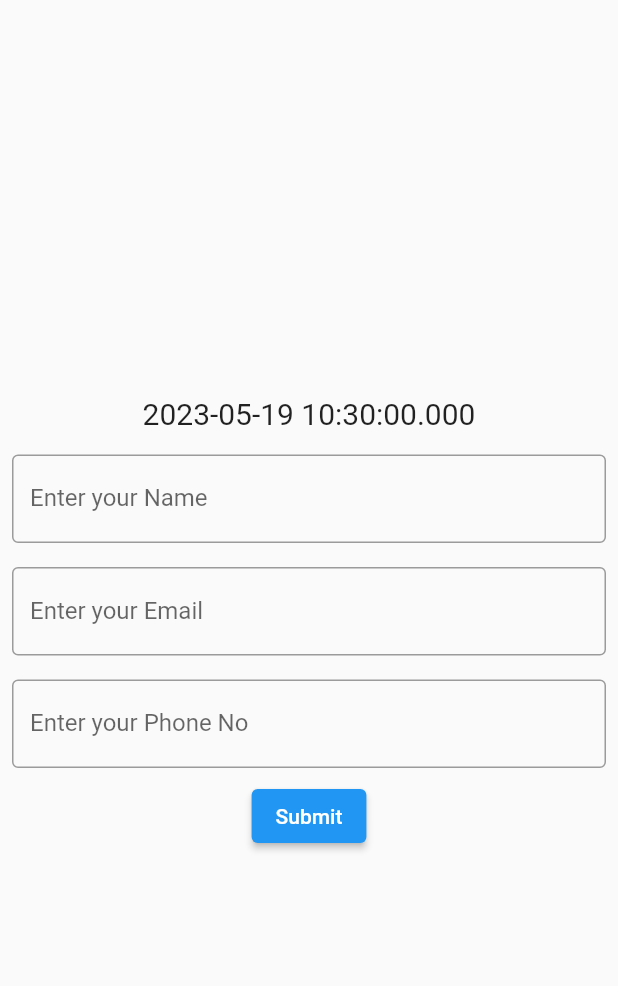
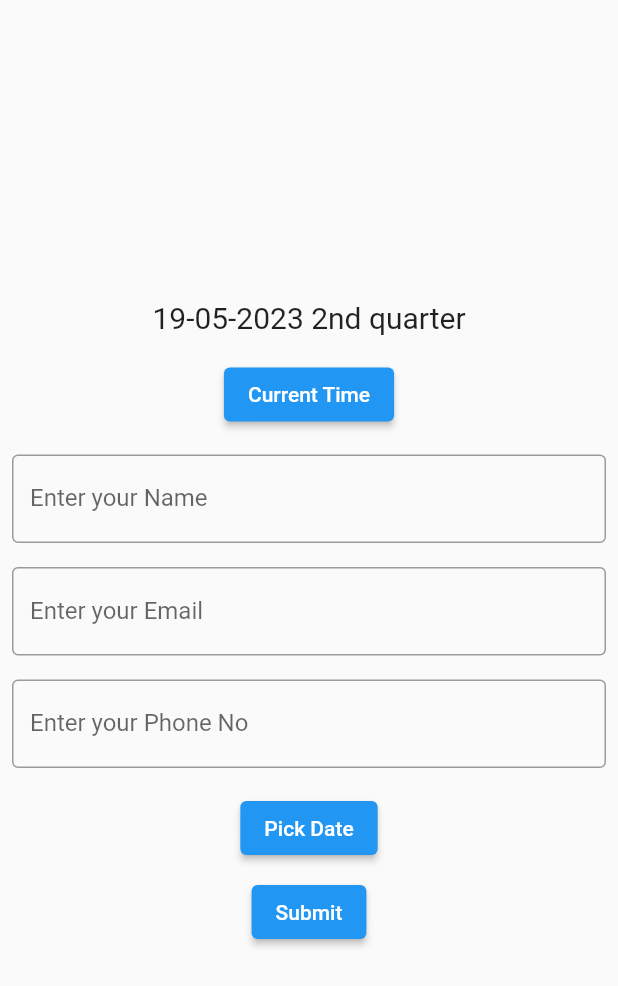
Before and after one commit to Ashok-Dewangan/firstApp, a Flutter app: the screen it shows after launch, on a phone screen of 412 x 824 dp. Shown: the top 986 px of the screen. Run offline on Flutter 3.47's test engine with Material 2 defaults, Android fonts, the phone set to English and light mode, and no system bars.

Commit message:
Datepicker Created

```diff
--- a/lib/main.dart
+++ b/lib/main.dart
@@ -1,5 +1,7 @@
 import 'package:flutter/material.dart';
 import 'package:flutter_app/welcome_page.dart';
+import 'package:intl/intl.dart';
+import 'dart:async';
 void main() {
   runApp(MyApp());
 }
@@ -25,9 +27,10 @@ class _FormState extends State<Form> {
   TextEditingController _name = TextEditingController();
   TextEditingController _email = TextEditingController();
   TextEditingController _phone = TextEditingController();
+
+  var time = DateTime.now();
   @override
   Widget build(BuildContext context) {
-    var time = DateTime.now();
     return  Scaffold(
       body: Center(
         child: Column(
@@ -35,7 +38,16 @@ class _FormState extends State<Form> {
           children: [
             Padding(
               padding: const EdgeInsets.all(8.0),
-              child: Text('$time',style: TextStyle(fontSize: 20),),
+              child: Text('${DateFormat('d-MM-y QQQQ').format(time)}',style: TextStyle(fontSize: 20),),
+            ),
+
+            Padding(
+              padding: const EdgeInsets.all(8.0),
+              child: ElevatedButton(onPressed: (){
+                setState(() {
+                  time = DateTime.now();
+                });
+              }, child: Text('Current Time')),
             ),
             Padding(
               padding: const EdgeInsets.all(8.0),
@@ -67,6 +79,22 @@ class _FormState extends State<Form> {
                 ),
               ),
             ),
+            Padding(
+              padding: const EdgeInsets.all(8.0),
+              child: ElevatedButton(onPressed: () async{
+                final DateTime? datePicked = await showDatePicker(
+                    context: context,
+                    initialDate: DateTime.now(),
+                    firstDate: DateTime(2022),
+                    lastDate: DateTime(2024)
+                );
+
+                setState(() {
+                  time = datePicked!;
+                });
+
+              }, child: Text('Pick Date')),
+            ),
             ElevatedButton(onPressed: (){
               //welcomepage send data back to this screen
               var result = Navigator.of(context).push(MaterialPageRoute(builder: (context)=>WelcomePage(name: _name.text,email: _email.text,phone: _phone.text,)));
--- a/pubspec.yaml
+++ b/pubspec.yaml
@@ -46,6 +46,7 @@ dev_dependencies:
   # package. See that file for information about deactivating specific lint
   # rules and activating additional ones.
   flutter_lints: ^2.0.0
+  intl: ^0.18.1
 
 # For information on the generic Dart part of this file, see the
 # following page: https://dart.dev/tools/pub/pubspec
```
Also changed, not shown: pubspec.lock.
